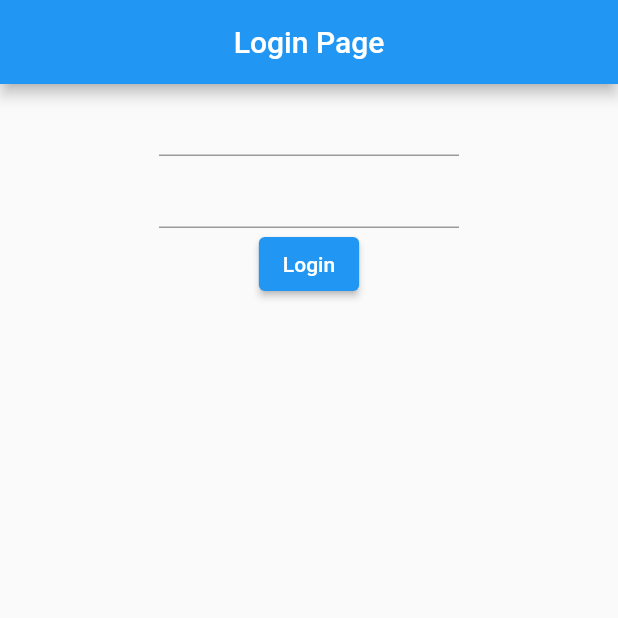
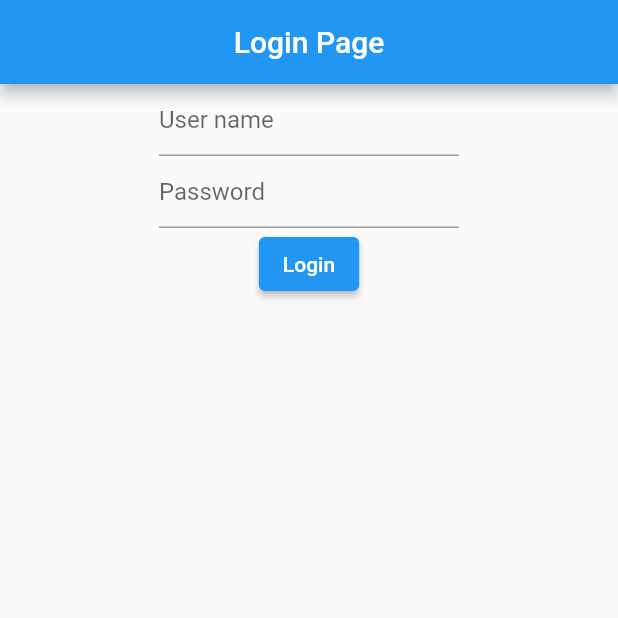
Before and after one commit to Asad-Ur-Rahman/loginpage, a Flutter app: the screen it shows after launch, on a phone screen of 412 x 824 dp, the top half of it. Run offline on Flutter 3.47's test engine with Material 2 defaults, Android fonts, the phone set to English and light mode, and no system bars.

Commit message:
Update main.dart
Placeholder added

```diff
--- a/lib/main.dart
+++ b/lib/main.dart
@@ -16,12 +16,16 @@ class MyApp extends StatelessWidget {
             children: [
               Container(
                 width: 200,
-                child: TextField(),
+                child: TextField(decoration: InputDecoration(
+                  hintText: 'User name'
+                  ),),
               ),
 
               Container(
                 width: 200,
-                child: TextField(),
+                child: TextField(decoration: InputDecoration(
+                  hintText: 'Password'
+                  ),),
               ),
 
               ElevatedButton(onPressed: (){}, child: Text("Login"))
```
